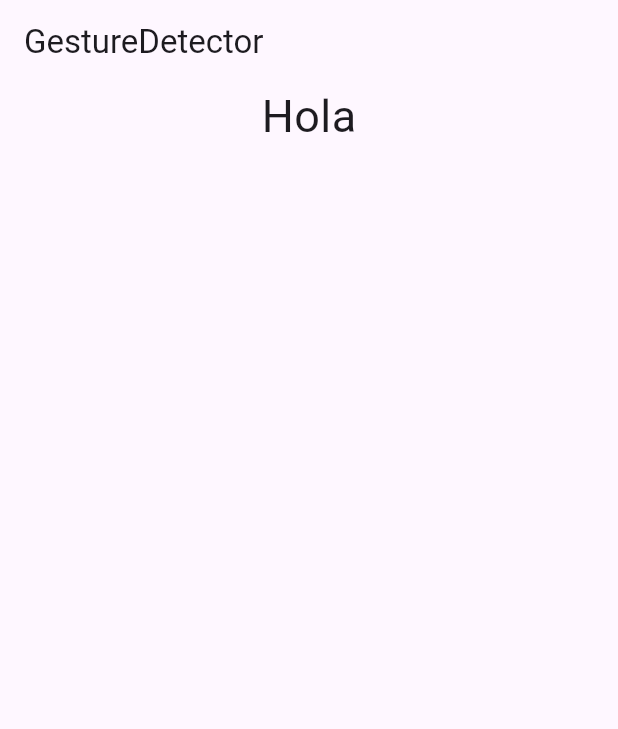
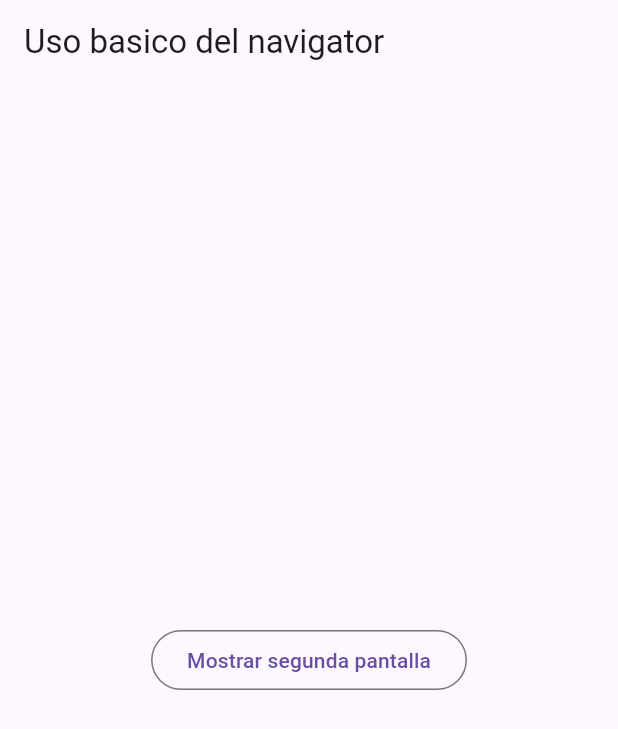
Before and after one commit to sebudea/FlutterLearn, a Flutter app: the screen it shows after launch, on a phone screen of 412 x 824 dp. Shown: the top 729 px of the screen. Run offline on Flutter 3.47's test engine with Material 3 defaults, Android fonts, the phone set to English and light mode, and no system bars.

Commit message:
Flutter Navegacion

```diff
--- a/lib/main.dart
+++ b/lib/main.dart
@@ -1,4 +1,7 @@
+import 'package:curso_flutter/pages/second_page.dart';
 import 'package:flutter/material.dart';
+
+import 'pages/my_home_page.dart';
 
 void main() => runApp(const MyApp());
 
@@ -9,47 +12,12 @@ class MyApp extends StatelessWidget {
   Widget build(BuildContext context) {
     return MaterialApp(
       title: 'Material App',
-      home: MyHomePage(),
+      // home: MyHomePage(),
+      initialRoute: "/",
+      routes: {
+        "/": ((context) => MyHomePage()),
+        "/second": ((context) => Secondpage()),
+      },
     );
   }
 }
-
-class MyHomePage extends StatefulWidget {
-  const MyHomePage({super.key});
-
-  @override
-  State<MyHomePage> createState() => _MyHomePageState();
-}
-
-class _MyHomePageState extends State<MyHomePage> {
-  @override
-  Widget build(BuildContext context) {
-    return Scaffold(
-      appBar: AppBar(
-        title: Text("GestureDetector"),
-      ),
-      body: Center(
-        child: Column(
-          children: <Widget>[
-            GestureDetector(
-              onTap: _onTap,
-              onLongPress: _onLongPress,
-              child: Text(
-                "Hola",
-                style: TextStyle(fontSize: 30),
-              ),
-            )
-          ],
-        ),
-      ),
-    );
-  }
-
-  void _onTap() {
-    print("Hola");
-  }
-
-  void _onLongPress() {
-    print("Se ha mantenido el click");
-  }
-}
--- /dev/null
+++ b/lib/pages/my_home_page.dart
@@ -0,0 +1,26 @@
+import 'package:curso_flutter/pages/second_page.dart';
+import 'package:flutter/material.dart';
+
+class MyHomePage extends StatelessWidget {
+  const MyHomePage({super.key});
+
+  @override
+  Widget build(BuildContext context) {
+    return Scaffold(
+      appBar: AppBar(
+        title: Text("Uso basico del navigator"),
+      ),
+      body: Center(
+        child: OutlinedButton(
+            onPressed: () {
+              _showSecondPage(context);
+            },
+            child: Text("Mostrar segunda pantalla")),
+      ),
+    );
+  }
+
+  void _showSecondPage(BuildContext context) {
+    Navigator.of(context).pushNamed("/second", arguments: SecondPageArguments(name: "Marvin", lastName: "Quevedo"));
+  }
+}
--- /dev/null
+++ b/lib/pages/second_page.dart
@@ -0,0 +1,26 @@
+import 'package:flutter/material.dart';
+
+class Secondpage extends StatelessWidget {
+  const Secondpage({super.key});
+
+  @override
+  Widget build(BuildContext context) {
+    final persona =
+        ModalRoute.of(context)!.settings.arguments as SecondPageArguments;
+
+    return Scaffold(
+      appBar: AppBar(
+        title: Text("Segunda pantalla"),
+      ),
+      body: Center(
+        child: Text(persona.name),
+      ),
+    );
+  }
+}
+
+class SecondPageArguments {
+  String name;
+  String lastName;
+  SecondPageArguments({required this.name, required this.lastName});
+}
```
